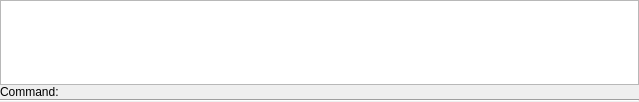
LibreCAD/LibreCAD, file librecad/src/ui/forms/qg_commandwidget.ui: the form before one commit.
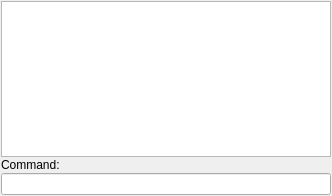
The form after the commit. Custom widgets are drawn as their Qt base class.

Commit message:
added Space as alternative to Enter for cmd line & changed cal; #764
& made the cmd line input visible in Designer by re-promoting it
- this removed the signal&slot connects, so I added them into
qg_commandwidget

& moved calculator code into qg_commandedit

The cal command now functions as a toggle:
1. cal [space-bar]
2. 2+2 [space-bar]
3. sqrt(5) [space-bar]
4. cal [space-bar]

Diff of the .ui file:
```diff
--- a/librecad/src/ui/forms/qg_commandwidget.ui
+++ b/librecad/src/ui/forms/qg_commandwidget.ui
@@ -6,8 +6,8 @@
    <rect>
     <x>0</x>
     <y>0</y>
-    <width>639</width>
-    <height>102</height>
+    <width>332</width>
+    <height>196</height>
    </rect>
   </property>
   <property name="windowTitle">
@@ -15,19 +15,19 @@
   </property>
   <layout class="QVBoxLayout">
    <property name="spacing">
-    <number>0</number>
+    <number>1</number>
    </property>
    <property name="leftMargin">
-    <number>0</number>
+    <number>1</number>
    </property>
    <property name="topMargin">
-    <number>0</number>
+    <number>1</number>
    </property>
    <property name="rightMargin">
-    <number>0</number>
+    <number>1</number>
    </property>
    <property name="bottomMargin">
-    <number>0</number>
+    <number>1</number>
    </property>
    <item>
     <widget class="QG_CommandHistory" name="teHistory">
@@ -62,8 +62,8 @@
       <string notr="true">&lt;!DOCTYPE HTML PUBLIC &quot;-//W3C//DTD HTML 4.0//EN&quot; &quot;http://www.w3.org/TR/REC-html40/strict.dtd&quot;&gt;
 &lt;html&gt;&lt;head&gt;&lt;meta name=&quot;qrichtext&quot; content=&quot;1&quot; /&gt;&lt;style type=&quot;text/css&quot;&gt;
 p, li { white-space: pre-wrap; }
-&lt;/style&gt;&lt;/head&gt;&lt;body style=&quot; font-family:'MS Shell Dlg 2'; font-size:8.25pt; font-weight:400; font-style:normal;&quot;&gt;
-&lt;p style=&quot;-qt-paragraph-type:empty; margin-top:0px; margin-bottom:0px; margin-left:0px; margin-right:0px; -qt-block-indent:0; text-indent:0px; font-family:'Sans'; font-size:10pt;&quot;&gt;&lt;br /&gt;&lt;/p&gt;&lt;/body&gt;&lt;/html&gt;</string>
+&lt;/style&gt;&lt;/head&gt;&lt;body style=&quot; font-family:'Sans'; font-size:11pt; font-weight:400; font-style:normal;&quot;&gt;
+&lt;p style=&quot;-qt-paragraph-type:empty; margin-top:0px; margin-bottom:0px; margin-left:0px; margin-right:0px; -qt-block-indent:0; text-indent:0px; font-size:10pt;&quot;&gt;&lt;br /&gt;&lt;/p&gt;&lt;/body&gt;&lt;/html&gt;</string>
      </property>
      <property name="acceptRichText">
       <bool>false</bool>
@@ -84,55 +84,22 @@
     </widget>
    </item>
    <item>
-    <widget class="Line" name="line1">
-     <property name="sizePolicy">
-      <sizepolicy hsizetype="Minimum" vsizetype="Fixed">
-       <horstretch>0</horstretch>
-       <verstretch>0</verstretch>
-      </sizepolicy>
-     </property>
-     <property name="frameShape">
-      <enum>QFrame::HLine</enum>
-     </property>
-     <property name="frameShadow">
-      <enum>QFrame::Sunken</enum>
-     </property>
-    </widget>
-   </item>
-   <item>
-    <layout class="QHBoxLayout">
-     <item>
-      <widget class="QG_CommandEdit" name="leCommand" native="true">
-       <property name="sizePolicy">
-        <sizepolicy hsizetype="MinimumExpanding" vsizetype="Preferred">
-         <horstretch>0</horstretch>
-         <verstretch>0</verstretch>
-        </sizepolicy>
-       </property>
-       <property name="toolTip">
-        <string>&lt;html&gt;&lt;head/&gt;&lt;body&gt;&lt;p&gt;type in coordinates or commands&lt;/p&gt;&lt;/body&gt;&lt;/html&gt;</string>
-       </property>
-      </widget>
-     </item>
-    </layout>
+    <widget class="QG_CommandEdit" name="leCommand"/>
    </item>
   </layout>
  </widget>
  <layoutdefault spacing="6" margin="11"/>
  <customwidgets>
-  <customwidget>
-   <class>QG_CommandEdit</class>
-   <extends>QWidget</extends>
-   <header>qg_commandedit.h</header>
-   <slots>
-    <signal>clearCommandsHistory()</signal>
-   </slots>
-  </customwidget>
   <customwidget>
    <class>QG_CommandHistory</class>
    <extends>QTextEdit</extends>
    <header>qg_commandhistory.h</header>
   </customwidget>
+  <customwidget>
+   <class>QG_CommandEdit</class>
+   <extends>QLineEdit</extends>
+   <header>qg_commandedit.h</header>
+  </customwidget>
  </customwidgets>
  <resources/>
  <connections>
```
Left out of the diff: 99 changed lines with no effect on the pictures. The commit also changes 7 other files.
